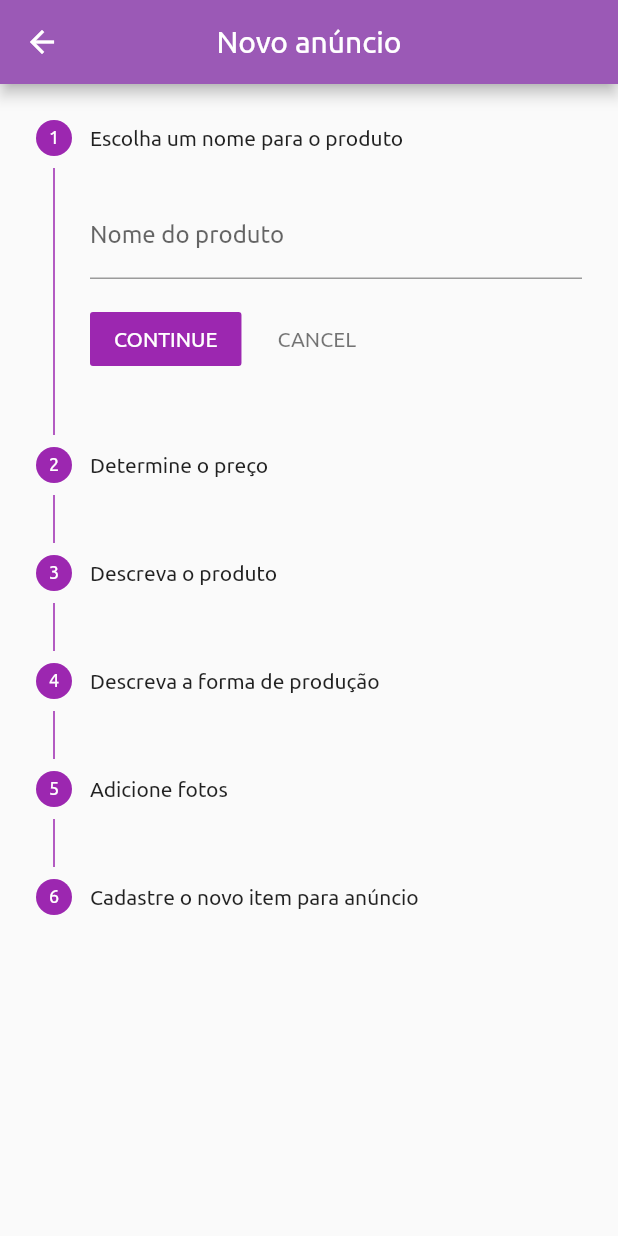
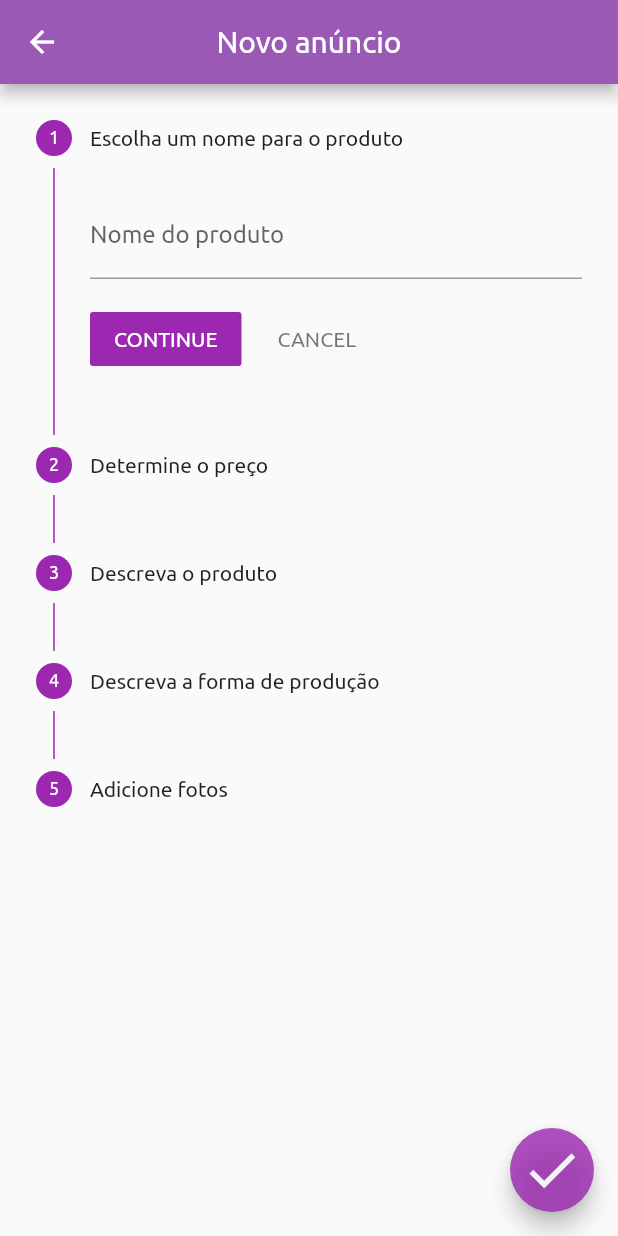
Before and after one commit to pauloj2000/engeconomica, a Flutter app: the NovoAnuncioPage screen opened directly, on a phone screen of 412 x 824 dp. Run offline on Flutter 3.47's test engine with Material 2 defaults, Android fonts, the phone set to English and light mode, and no system bars; our stand-ins replace modal_progress_hud, toast; accounts and stored records are empty; project files that could hold a hidden picture were left out.

```diff
--- a/alternative/lib/components/card_itens.dart
+++ b/alternative/lib/components/card_itens.dart
@@ -158,9 +158,12 @@ class CardItens extends StatelessWidget {
                 GestureDetector(
                   onTap: () {
                     if (item.carrinho == false) {
+                      CarrinhoCompras.adicionaAoCarrinho(item);
+                      item.carrinho = true;
                       Toast.show("Item adicionado ao carrinho!", context);
                     } else {
                       CarrinhoCompras.removaDoCarrinho(item.id);
+                      item.carrinho = false;
                       Toast.show("Item removido do carrinho!", context);
                     }
                   },
--- a/alternative/lib/pages/novo_anuncio.dart
+++ b/alternative/lib/pages/novo_anuncio.dart
@@ -106,42 +106,20 @@ class _NovoAnuncioPageState extends State<NovoAnuncioPage> {
           ),
         ),
         isActive: true),
-    Step(
-        title: Text("Cadastre o novo item para anúncio"),
-        content: Container(
-
-          child: RaisedButton(
-            shape: RoundedRectangleBorder(
-                borderRadius: new BorderRadius.circular(10),
-                side: BorderSide(color: Cores.roxo)),
-            onPressed: () {
-
-            },
-            color: Cores.cinzaClaro,
-            child: new Row(
-              mainAxisAlignment: MainAxisAlignment.spaceBetween,
-              children: <Widget>[
-                new Text(
-                  'Cadastrar',
-                  style: TextStyle(
-                    color: Colors.purple,
-                    fontWeight: FontWeight.bold,
-                  ),
-                ),
-                new Icon(
-                  Icons.add_circle,
-                  color: Colors.purple,
-                ),
-              ],
-            ),
-          ),
-        ),
-        isActive: true),
   ];
 
   @override
   Widget build(BuildContext context) {
     return Scaffold(
+      floatingActionButton: FloatingActionButton(
+        child: Icon(Icons.done, size: MediaQuery.of(context).size.width * 0.1,),
+        onPressed: () {
+          adicionaNovoItem();
+          Navigator.pop(context);
+        },
+        backgroundColor: Colors.purple.withOpacity(0.8),
+        foregroundColor: Cores.cinzaClaro,
+      ),
       appBar: _buildBar(context),
       body: ModalProgressHUD(
         inAsyncCall: _loading,
```
Also changed, not shown: alternative/lib/pages/carrinho_compras.dart (+7 -1 lines), alternative/lib/pages/inicio.dart (+40 -0 lines).
